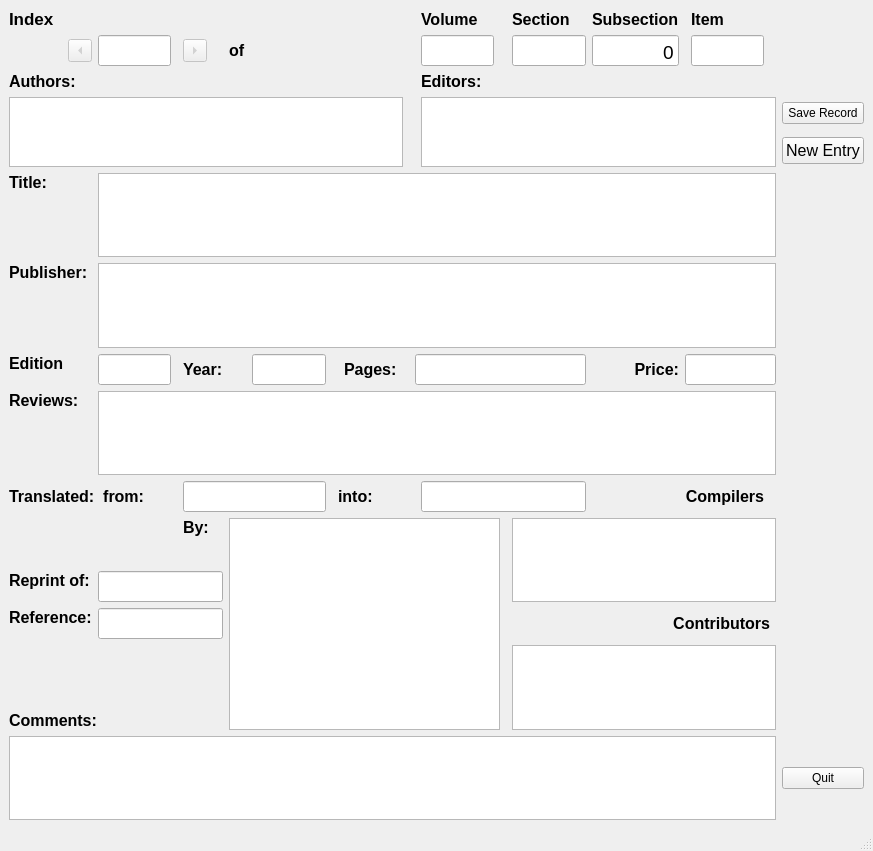
JimFowler/books, file Books20/Tools/src/ui_BookEntry.ui: the form before one commit.
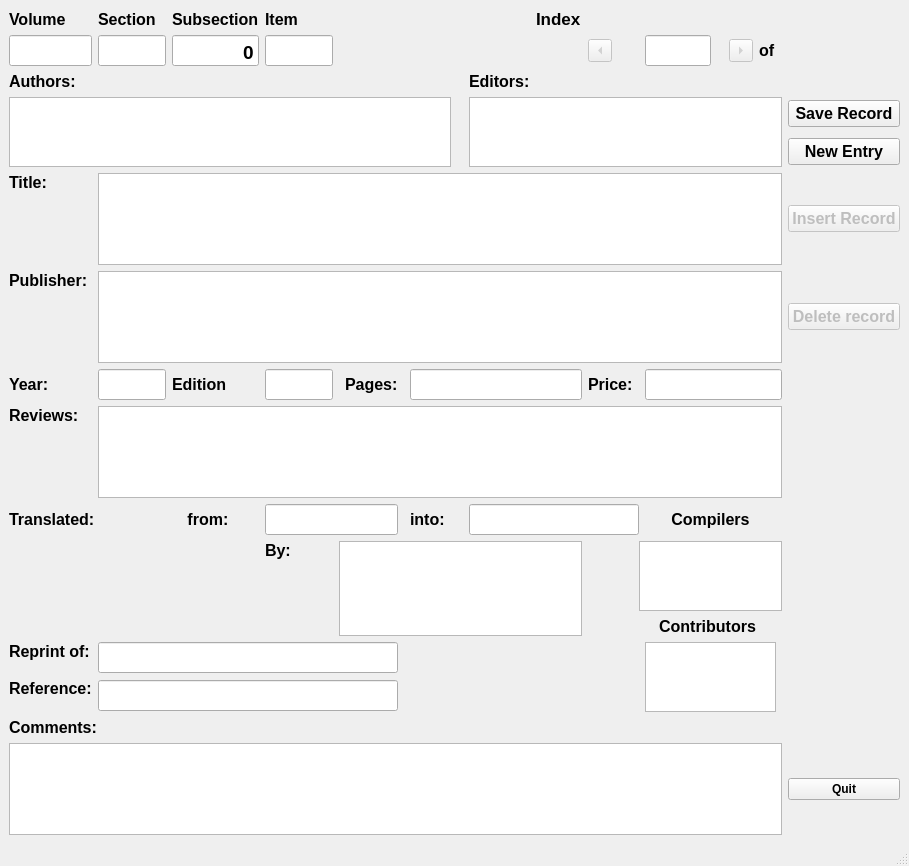
The form after the commit.

Commit message: Improvements to BookEntry display gui.

```diff
--- a/Books20/Tools/src/ui_BookEntry.ui
+++ b/Books20/Tools/src/ui_BookEntry.ui
@@ -6,16 +6,222 @@
    <rect>
     <x>0</x>
     <y>0</y>
-    <width>873</width>
-    <height>851</height>
+    <width>909</width>
+    <height>866</height>
    </rect>
   </property>
+  <property name="font">
+   <font>
+    <weight>75</weight>
+    <bold>true</bold>
+   </font>
+  </property>
   <property name="windowTitle">
    <string>document1 - BookEntry</string>
   </property>
   <widget class="QWidget" name="centralwidget">
    <layout class="QGridLayout" name="gridLayout">
-    <item row="8" column="1" colspan="20">
+    <item row="15" column="14">
+     <widget class="QLabel" name="priceLabel">
+      <property name="font">
+       <font>
+        <pointsize>12</pointsize>
+        <weight>75</weight>
+        <bold>true</bold>
+       </font>
+      </property>
+      <property name="text">
+       <string>Price:</string>
+      </property>
+      <property name="alignment">
+       <set>Qt::AlignLeading|Qt::AlignLeft|Qt::AlignVCenter</set>
+      </property>
+     </widget>
+    </item>
+    <item row="15" column="16" colspan="6">
+     <widget class="QLineEdit" name="priceEntry">
+      <property name="font">
+       <font>
+        <pointsize>14</pointsize>
+       </font>
+      </property>
+      <property name="toolTip">
+       <string>Cost at time of review</string>
+      </property>
+      <property name="alignment">
+       <set>Qt::AlignBottom|Qt::AlignLeading|Qt::AlignLeft</set>
+      </property>
+     </widget>
+    </item>
+    <item row="14" column="22">
+     <widget class="QPushButton" name="deleteButton">
+      <property name="enabled">
+       <bool>false</bool>
+      </property>
+      <property name="font">
+       <font>
+        <pointsize>12</pointsize>
+       </font>
+      </property>
+      <property name="focusPolicy">
+       <enum>Qt::ClickFocus</enum>
+      </property>
+      <property name="toolTip">
+       <string>Delete current record</string>
+      </property>
+      <property name="text">
+       <string>Delete record</string>
+      </property>
+     </widget>
+    </item>
+    <item row="5" column="12">
+     <widget class="QLabel" name="editorLabel">
+      <property name="font">
+       <font>
+        <pointsize>12</pointsize>
+        <weight>75</weight>
+        <bold>true</bold>
+       </font>
+      </property>
+      <property name="text">
+       <string>Editors:</string>
+      </property>
+      <property name="alignment">
+       <set>Qt::AlignLeading|Qt::AlignLeft|Qt::AlignTop</set>
+      </property>
+     </widget>
+    </item>
+    <item row="15" column="1">
+     <widget class="QLineEdit" name="yearEntry">
+      <property name="font">
+       <font>
+        <pointsize>14</pointsize>
+       </font>
+      </property>
+      <property name="toolTip">
+       <string>Year published</string>
+      </property>
+      <property name="alignment">
+       <set>Qt::AlignBottom|Qt::AlignLeading|Qt::AlignLeft</set>
+      </property>
+     </widget>
+    </item>
+    <item row="15" column="5">
+     <widget class="QLabel" name="pageLabel">
+      <property name="font">
+       <font>
+        <pointsize>12</pointsize>
+        <weight>75</weight>
+        <bold>true</bold>
+       </font>
+      </property>
+      <property name="text">
+       <string>Pages:</string>
+      </property>
+     </widget>
+    </item>
+    <item row="22" column="0">
+     <widget class="QLabel" name="referenceLabel">
+      <property name="font">
+       <font>
+        <pointsize>12</pointsize>
+        <weight>75</weight>
+        <bold>true</bold>
+       </font>
+      </property>
+      <property name="text">
+       <string>Reference:</string>
+      </property>
+      <property name="alignment">
+       <set>Qt::AlignLeading|Qt::AlignLeft|Qt::AlignTop</set>
+      </property>
+     </widget>
+    </item>
+    <item row="3" column="1">
+     <widget class="QLineEdit" name="secNum">
+      <property name="font">
+       <font>
+        <pointsize>14</pointsize>
+       </font>
+      </property>
+      <property name="toolTip">
+       <string>AJB Section number</string>
+      </property>
+      <property name="text">
+       <string/>
+      </property>
+      <property name="alignment">
+       <set>Qt::AlignBottom|Qt::AlignRight|Qt::AlignTrailing</set>
+      </property>
+     </widget>
+    </item>
+    <item row="2" column="0">
+     <widget class="QLabel" name="volLabel">
+      <property name="font">
+       <font>
+        <pointsize>12</pointsize>
+        <weight>75</weight>
+        <bold>true</bold>
+       </font>
+      </property>
+      <property name="text">
+       <string>Volume</string>
+      </property>
+     </widget>
+    </item>
+    <item row="18" column="4" rowspan="3" colspan="10">
+     <widget class="QTextEdit" name="translatorEntry">
+      <property name="font">
+       <font>
+        <pointsize>14</pointsize>
+       </font>
+      </property>
+      <property name="toolTip">
+       <string>Translator's names</string>
+      </property>
+      <property name="tabChangesFocus">
+       <bool>true</bool>
+      </property>
+     </widget>
+    </item>
+    <item row="3" column="16">
+     <widget class="QLineEdit" name="indexEntry">
+      <property name="font">
+       <font>
+        <pointsize>14</pointsize>
+        <weight>50</weight>
+        <bold>false</bold>
+       </font>
+      </property>
+      <property name="toolTip">
+       <string>Index number of the current entry</string>
+      </property>
+      <property name="maxLength">
+       <number>3</number>
+      </property>
+      <property name="alignment">
+       <set>Qt::AlignRight|Qt::AlignTrailing|Qt::AlignVCenter</set>
+      </property>
+     </widget>
+    </item>
+    <item row="15" column="2">
+     <widget class="QLabel" name="editionLabel">
+      <property name="font">
+       <font>
+        <pointsize>12</pointsize>
+        <weight>75</weight>
+        <bold>true</bold>
+       </font>
+      </property>
+      <property name="text">
+       <string>Edition</string>
+      </property>
+      <property name="alignment">
+       <set>Qt::AlignLeading|Qt::AlignLeft|Qt::AlignVCenter</set>
+      </property>
+     </widget>
+    </item>
+    <item row="9" column="1" colspan="21">
      <widget class="QTextEdit" name="titleEntry">
       <property name="font">
        <font>
@@ -45,21 +251,7 @@
       </property>
      </widget>
     </item>
-    <item row="0" column="12">
-     <widget class="QLabel" name="volLabel">
-      <property name="font">
-       <font>
-        <pointsize>12</pointsize>
-        <weight>75</weight>
-        <bold>true</bold>
-       </font>
-      </property>
-      <property name="text">
-       <string>Volume</string>
-      </property>
-     </widget>
-    </item>
-    <item row="15" column="15" colspan="5">
+    <item row="20" column="15" colspan="6">
      <widget class="QLabel" name="contribLabel">
       <property name="font">
        <font>
@@ -72,11 +264,11 @@
        <string>Contributors</string>
       </property>
       <property name="alignment">
-       <set>Qt::AlignRight|Qt::AlignTrailing|Qt::AlignVCenter</set>
+       <set>Qt::AlignCenter</set>
       </property>
      </widget>
     </item>
-    <item row="9" column="1" colspan="20">
+    <item row="14" column="1" colspan="21">
      <widget class="QTextEdit" name="publEntry">
       <property name="font">
        <font>
@@ -91,8 +283,13 @@
       </property>
      </widget>
     </item>
-    <item row="6" column="21">
+    <item row="6" column="22">
      <widget class="QPushButton" name="acceptButton">
+      <property name="font">
+       <font>
+        <pointsize>12</pointsize>
+       </font>
+      </property>
       <property name="focusPolicy">
        <enum>Qt::ClickFocus</enum>
       </property>
@@ -104,7 +301,7 @@
       </property>
      </widget>
     </item>
-    <item row="7" column="21">
+    <item row="7" column="22">
      <widget class="QPushButton" name="newEntryButton">
       <property name="font">
        <font>
@@ -122,7 +319,7 @@
       </property>
      </widget>
     </item>
-    <item row="9" column="0">
+    <item row="14" column="0">
      <widget class="QLabel" name="publLabel">
       <property name="font">
        <font>
@@ -139,7 +336,7 @@
       </property>
      </widget>
     </item>
-    <item row="16" column="0" colspan="2">
+    <item row="23" column="0" colspan="2">
      <widget class="QLabel" name="commentsLabel">
       <property name="font">
        <font>
@@ -156,39 +353,7 @@
       </property>
      </widget>
     </item>
-    <item row="16" column="15" colspan="6">
-     <widget class="QTextEdit" name="contribEntry">
-      <property name="font">
-       <font>
-        <pointsize>14</pointsize>
-       </font>
-      </property>
-      <property name="toolTip">
-       <string>Contributor's names, one per line</string>
-      </property>
-      <property name="tabChangesFocus">
-       <bool>true</bool>
-      </property>
-     </widget>
-    </item>
-    <item row="0" column="0">
-     <widget class="QLabel" name="indexLabel">
-      <property name="font">
-       <font>
-        <pointsize>13</pointsize>
-        <weight>75</weight>
-        <bold>true</bold>
-       </font>
-      </property>
-      <property name="toolTip">
-       <string>Index number with in the file</string>
-      </property>
-      <property name="text">
-       <string>Index</string>
-      </property>
-     </widget>
-    </item>
-    <item row="11" column="1" colspan="20">
+    <item row="16" column="1" colspan="21">
      <widget class="QTextEdit" name="reviewsEntry">
       <property name="font">
        <font>
@@ -203,7 +368,7 @@
       </property>
      </widget>
     </item>
-    <item row="11" column="0">
+    <item row="16" column="0">
      <widget class="QLabel" name="reviewsLabel">
       <property name="font">
        <font>
@@ -220,25 +385,7 @@
       </property>
      </widget>
     </item>
-    <item row="1" column="15">
-     <widget class="QLineEdit" name="secNum">
-      <property name="font">
-       <font>
-        <pointsize>14</pointsize>
-       </font>
-      </property>
-      <property name="toolTip">
-       <string>AJB Section number</string>
-      </property>
-      <property name="text">
-       <string/>
-      </property>
-      <property name="alignment">
-       <set>Qt::AlignBottom|Qt::AlignRight|Qt::AlignTrailing</set>
-      </property>
-     </widget>
-    </item>
-    <item row="13" column="15" rowspan="2" colspan="6">
+    <item row="18" column="15" rowspan="2" colspan="7">
      <widget class="QTextEdit" name="compilersEntry">
       <property name="font">
        <font>
@@ -253,7 +400,7 @@
       </property>
      </widget>
     </item>
-    <item row="17" column="0" colspan="21">
+    <item row="25" column="0" colspan="22">
      <widget class="QTextEdit" name="commentsEntry">
       <property name="font">
        <font>
@@ -268,7 +415,7 @@
       </property>
      </widget>
     </item>
-    <item row="17" column="21">
+    <item row="25" column="22">
      <widget class="QPushButton" name="quitButton">
       <property name="focusPolicy">
        <enum>Qt::ClickFocus</enum>
@@ -281,49 +428,7 @@
       </property>
      </widget>
     </item>
-    <item row="0" column="15">
-     <widget class="QLabel" name="secLabel">
-      <property name="font">
-       <font>
-        <pointsize>12</pointsize>
-        <weight>75</weight>
-        <bold>true</bold>
-       </font>
-      </property>
-      <property name="text">
-       <string>Section</string>
-      </property>
-     </widget>
-    </item>
-    <item row="0" column="16">
-     <widget class="QLabel" name="subSecLabel">
-      <property name="font">
-       <font>
-        <pointsize>12</pointsize>
-        <weight>75</weight>
-        <bold>true</bold>
-       </font>
-      </property>
-      <property name="text">
-       <string>Subsection</string>
-      </property>
-     </widget>
-    </item>
-    <item row="0" column="18">
-     <widget class="QLabel" name="itemLabel">
-      <property name="font">
-       <font>
-        <pointsize>12</pointsize>
-        <weight>75</weight>
-        <bold>true</bold>
-       </font>
-      </property>
-      <property name="text">
-       <string>Item</string>
-      </property>
-     </widget>
-    </item>
-    <item row="12" column="7" colspan="2">
+    <item row="17" column="7" colspan="2">
      <widget class="QLabel" name="intoLabel">
       <property name="font">
        <font>
@@ -354,7 +459,7 @@
       </property>
      </widget>
     </item>
-    <item row="6" column="12" rowspan="2" colspan="9">
+    <item row="6" column="12" rowspan="2" colspan="10">
      <widget class="QTextEdit" name="editorEntry">
       <property name="font">
        <font>
@@ -369,113 +474,7 @@
       </property>
      </widget>
     </item>
-    <item row="5" column="12">
-     <widget class="QLabel" name="editorLabel">
-      <property name="font">
-       <font>
-        <pointsize>12</pointsize>
-        <weight>75</weight>
-        <bold>true</bold>
-       </font>
-      </property>
-      <property name="text">
-       <string>Editors:</string>
-      </property>
-      <property name="alignment">
-       <set>Qt::AlignLeading|Qt::AlignLeft|Qt::AlignTop</set>
-      </property>
-     </widget>
-    </item>
-    <item row="13" column="3">
-     <widget class="QLabel" name="translatebyLabel">
-      <property name="font">
-       <font>
-        <pointsize>12</pointsize>
-        <weight>75</weight>
-        <bold>true</bold>
-       </font>
-      </property>
-      <property name="text">
-       <string>By:</string>
-      </property>
-      <property name="alignment">
-       <set>Qt::AlignLeading|Qt::AlignLeft|Qt::AlignTop</set>
-      </property>
-     </widget>
-    </item>
-    <item row="13" column="4" rowspan="4" colspan="10">
-     <widget class="QTextEdit" name="translatorEntry">
-      <property name="font">
-       <font>
-        <pointsize>14</pointsize>
-       </font>
-      </property>
-      <property name="toolTip">
-       <string>Translator's names</string>
-      </property>
-      <property name="tabChangesFocus">
-       <bool>true</bool>
-      </property>
-     </widget>
-    </item>
-    <item row="1" column="12">
-     <widget class="QLineEdit" name="volNum">
-      <property name="font">
-       <font>
-        <pointsize>14</pointsize>
-       </font>
-      </property>
-      <property name="toolTip">
-       <string>AJB Volume number</string>
-      </property>
-      <property name="alignment">
-       <set>Qt::AlignBottom|Qt::AlignRight|Qt::AlignTrailing</set>
-      </property>
-      <property name="readOnly">
-       <bool>false</bool>
-      </property>
-      <property name="placeholderText">
-       <string/>
-      </property>
-     </widget>
-    </item>
-    <item row="1" column="16">
-     <widget class="QLineEdit" name="subSecNum">
-      <property name="font">
-       <font>
-        <pointsize>14</pointsize>
-       </font>
-      </property>
-      <property name="toolTip">
-       <string>AJB subsection number if applicable</string>
-      </property>
-      <property name="text">
-       <string>0</string>
-      </property>
-      <property name="alignment">
-       <set>Qt::AlignBottom|Qt::AlignRight|Qt::AlignTrailing</set>
-      </property>
-     </widget>
-    </item>
-    <item row="1" column="18">
-     <widget class="QLineEdit" name="itemNum">
-      <property name="font">
-       <font>
-        <pointsize>14</pointsize>
-       </font>
-      </property>
-      <property name="toolTip">
-       <string>AJB item number in the section</string>
-      </property>
-      <property name="text">
-       <string/>
-      </property>
-      <property name="alignment">
-       <set>Qt::AlignBottom|Qt::AlignRight|Qt::AlignTrailing</set>
-      </property>
-     </widget>
-    </item>
-    <item row="8" column="0">
+    <item row="9" column="0">
      <widget class="QLabel" name="titleLabel">
       <property name="font">
        <font>
@@ -492,8 +491,8 @@
       </property>
      </widget>
     </item>
-    <item row="10" column="8">
-     <widget class="QLabel" name="pageLabel">
+    <item row="17" column="0" colspan="3">
+     <widget class="QLabel" name="translateLabel">
       <property name="font">
        <font>
         <pointsize>12</pointsize>
@@ -501,27 +500,27 @@
         <bold>true</bold>
        </font>
       </property>
+      <property name="midLineWidth">
+       <number>2</number>
+      </property>
       <property name="text">
-       <string>Pages:</string>
+       <string>Translated:                     from:</string>
       </property>
      </widget>
     </item>
-    <item row="10" column="5">
-     <widget class="QLineEdit" name="yearEntry">
+    <item row="17" column="12" colspan="4">
+     <widget class="QLineEdit" name="tolangEntry">
       <property name="font">
        <font>
         <pointsize>14</pointsize>
        </font>
       </property>
       <property name="toolTip">
-       <string>Year published</string>
-      </property>
-      <property name="alignment">
-       <set>Qt::AlignBottom|Qt::AlignLeading|Qt::AlignLeft</set>
+       <string>The language of this work.</string>
       </property>
      </widget>
     </item>
-    <item row="10" column="1">
+    <item row="15" column="3">
      <widget class="QLineEdit" name="editionEntry">
       <property name="font">
        <font>
@@ -533,8 +532,8 @@
       </property>
      </widget>
     </item>
-    <item row="10" column="0">
-     <widget class="QLabel" name="editionLabel">
+    <item row="17" column="16" colspan="5">
+     <widget class="QLabel" name="compilersLabel">
       <property name="font">
        <font>
         <pointsize>12</pointsize>
@@ -543,14 +542,70 @@
        </font>
       </property>
       <property name="text">
-       <string>Edition</string>
+       <string>Compilers</string>
       </property>
       <property name="alignment">
-       <set>Qt::AlignLeading|Qt::AlignLeft|Qt::AlignTop</set>
+       <set>Qt::AlignCenter</set>
       </property>
      </widget>
     </item>
-    <item row="10" column="3">
+    <item row="21" column="1" colspan="5">
+     <widget class="QLineEdit" name="reprintEntry">
+      <property name="font">
+       <font>
+        <pointsize>14</pointsize>
+       </font>
+      </property>
+     </widget>
+    </item>
+    <item row="21" column="16" rowspan="2" colspan="5">
+     <widget class="QTextEdit" name="contribEntry">
+      <property name="font">
+       <font>
+        <pointsize>14</pointsize>
+       </font>
+      </property>
+      <property name="toolTip">
+       <string>Contributor's names, one per line</string>
+      </property>
+      <property name="tabChangesFocus">
+       <bool>true</bool>
+      </property>
+     </widget>
+    </item>
+    <item row="15" column="7" colspan="7">
+     <widget class="QLineEdit" name="pageEntry">
+      <property name="font">
+       <font>
+        <pointsize>14</pointsize>
+       </font>
+      </property>
+      <property name="toolTip">
+       <string>Page count</string>
+      </property>
+      <property name="alignment">
+       <set>Qt::AlignBottom|Qt::AlignLeading|Qt::AlignLeft</set>
+      </property>
+     </widget>
+    </item>
+    <item row="2" column="13">
+     <widget class="QLabel" name="indexLabel">
+      <property name="font">
+       <font>
+        <pointsize>13</pointsize>
+        <weight>75</weight>
+        <bold>true</bold>
+       </font>
+      </property>
+      <property name="toolTip">
+       <string>Index number with in the file</string>
+      </property>
+      <property name="text">
+       <string>Index</string>
+      </property>
+     </widget>
+    </item>
+    <item row="15" column="0">
      <widget class="QLabel" name="yearLabel">
       <property name="font">
        <font>
@@ -567,7 +622,159 @@
       </property>
      </widget>
     </item>
-    <item row="14" column="0">
+    <item row="3" column="0">
+     <widget class="QLineEdit" name="volNum">
+      <property name="font">
+       <font>
+        <pointsize>14</pointsize>
+       </font>
+      </property>
+      <property name="toolTip">
+       <string>AJB Volume number</string>
+      </property>
+      <property name="alignment">
+       <set>Qt::AlignBottom|Qt::AlignRight|Qt::AlignTrailing</set>
+      </property>
+      <property name="readOnly">
+       <bool>false</bool>
+      </property>
+      <property name="placeholderText">
+       <string/>
+      </property>
+     </widget>
+    </item>
+    <item row="3" column="20">
+     <widget class="QLabel" name="ofnumLabel">
+      <property name="font">
+       <font>
+        <pointsize>12</pointsize>
+        <weight>75</weight>
+        <bold>true</bold>
+       </font>
+      </property>
+      <property name="text">
+       <string>of</string>
+      </property>
+     </widget>
+    </item>
+    <item row="2" column="1">
+     <widget class="QLabel" name="secLabel">
+      <property name="font">
+       <font>
+        <pointsize>12</pointsize>
+        <weight>75</weight>
+        <bold>true</bold>
+       </font>
+      </property>
+      <property name="text">
+       <string>Section</string>
+      </property>
+     </widget>
+    </item>
+    <item row="18" column="3">
+     <widget class="QLabel" name="translatebyLabel">
+      <property name="font">
+       <font>
+        <pointsize>12</pointsize>
+        <weight>75</weight>
+        <bold>true</bold>
+       </font>
+      </property>
+      <property name="text">
+       <string>By:</string>
+      </property>
+      <property name="alignment">
+       <set>Qt::AlignLeading|Qt::AlignLeft|Qt::AlignTop</set>
+      </property>
+     </widget>
+    </item>
+    <item row="3" column="14">
+     <widget class="QToolButton" name="prevButton">
+      <property name="enabled">
+       <bool>false</bool>
+      </property>
+      <property name="font">
+       <font>
+        <pointsize>12</pointsize>
+       </font>
+      </property>
+      <property name="focusPolicy">
+       <enum>Qt::ClickFocus</enum>
+      </property>
+      <property name="toolTip">
+       <string>Previous record</string>
+      </property>
+      <property name="text">
+       <string>...</string>
+      </property>
+      <property name="shortcut">
+       <string>Ctrl+B</string>
+      </property>
+      <property name="arrowType">
+       <enum>Qt::LeftArrow</enum>
+      </property>
+     </widget>
+    </item>
+    <item row="3" column="19">
+     <widget class="QToolButton" name="nextButton">
+      <property name="enabled">
+       <bool>false</bool>
+      </property>
+      <property name="font">
+       <font>
+        <pointsize>12</pointsize>
+        <weight>75</weight>
+        <bold>true</bold>
+       </font>
+      </property>
+      <property name="focusPolicy">
+       <enum>Qt::ClickFocus</enum>
+      </property>
+      <property name="toolTip">
+       <string>Next record</string>
+      </property>
+      <property name="text">
+       <string>...</string>
+      </property>
+      <property name="shortcut">
+       <string>Ctrl+F</string>
+      </property>
+      <property name="arrowType">
+       <enum>Qt::RightArrow</enum>
+      </property>
+     </widget>
+    </item>
+    <item row="9" column="22">
+     <widget class="QPushButton" name="insertButton">
+      <property name="enabled">
+       <bool>false</bool>
+      </property>
+      <property name="font">
+       <font>
+        <pointsize>12</pointsize>
+       </font>
+      </property>
+      <property name="focusPolicy">
+       <enum>Qt::ClickFocus</enum>
+      </property>
+      <property name="toolTip">
+       <string>Insert current record</string>
+      </property>
+      <property name="text">
+       <string>Insert Record</string>
+      </property>
+     </widget>
+    </item>
+    <item row="22" column="1" colspan="5">
+     <widget class="QLineEdit" name="referenceEntry">
+      <property name="font">
+       <font>
+        <pointsize>14</pointsize>
+       </font>
+      </property>
+     </widget>
+    </item>
+    <item row="21" column="0">
      <widget class="QLabel" name="reprintLabel">
       <property name="font">
        <font>
@@ -590,178 +797,7 @@
       </property>
      </widget>
     </item>
-    <item row="15" column="1" colspan="3">
-     <widget class="QLineEdit" name="referenceEntry">
-      <property name="font">
-       <font>
-        <pointsize>14</pointsize>
-       </font>
-      </property>
-     </widget>
-    </item>
-    <item row="15" column="0">
-     <widget class="QLabel" name="referenceLabel">
-      <property name="font">
-       <font>
-        <pointsize>12</pointsize>
-        <weight>75</weight>
-        <bold>true</bold>
-       </font>
-      </property>
-      <property name="text">
-       <string>Reference:</string>
-      </property>
-      <property name="alignment">
-       <set>Qt::AlignLeading|Qt::AlignLeft|Qt::AlignTop</set>
-      </property>
-     </widget>
-    </item>
-    <item row="14" column="1" colspan="3">
-     <widget class="QLineEdit" name="reprintEntry">
-      <property name="font">
-       <font>
-        <pointsize>14</pointsize>
-       </font>
-      </property>
-     </widget>
-    </item>
-    <item row="1" column="3">
-     <widget class="QToolButton" name="nextButton">
-      <property name="enabled">
-       <bool>false</bool>
-      </property>
-      <property name="focusPolicy">
-       <enum>Qt::ClickFocus</enum>
-      </property>
-      <property name="toolTip">
-       <string>Next record</string>
-      </property>
-      <property name="text">
-       <string>...</string>
-      </property>
-      <property name="arrowType">
-       <enum>Qt::RightArrow</enum>
-      </property>
-     </widget>
-    </item>
-    <item row="1" column="0" alignment="Qt::AlignRight">
-     <widget class="QToolButton" name="prevButton">
-      <property name="enabled">
-       <bool>false</bool>
-      </property>
-      <property name="focusPolicy">
-       <enum>Qt::ClickFocus</enum>
-      </property>
-      <property name="toolTip">
-       <string>Previous record</string>
-      </property>
-      <property name="text">
-       <string>...</string>
-      </property>
-      <property name="arrowType">
-       <enum>Qt::LeftArrow</enum>
-      </property>
-     </widget>
-    </item>
-    <item row="1" column="1">
-     <widget class="QLineEdit" name="indexEntry">
-      <property name="font">
-       <font>
-        <pointsize>14</pointsize>
-        <weight>50</weight>
-        <bold>false</bold>
-       </font>
-      </property>
-      <property name="toolTip">
-       <string>Index number of the current entry</string>
-      </property>
-      <property name="maxLength">
-       <number>3</number>
-      </property>
-      <property name="alignment">
-       <set>Qt::AlignRight|Qt::AlignTrailing|Qt::AlignVCenter</set>
-      </property>
-     </widget>
-    </item>
-    <item row="1" column="4">
-     <widget class="QLabel" name="ofnumLabel">
-      <property name="font">
-       <font>
-        <pointsize>12</pointsize>
-        <weight>75</weight>
-        <bold>true</bold>
-       </font>
-      </property>
-      <property name="text">
-       <string>of</string>
-      </property>
-     </widget>
-    </item>
-    <item row="10" column="17" colspan="4">
-     <widget class="QLineEdit" name="priceEntry">
-      <property name="font">
-       <font>
-        <pointsize>14</pointsize>
-       </font>
-      </property>
-      <property name="toolTip">
-       <string>Cost at time of review</string>
-      </property>
-      <property name="alignment">
-       <set>Qt::AlignBottom|Qt::AlignLeading|Qt::AlignLeft</set>
-      </property>
-     </widget>
-    </item>
-    <item row="10" column="16">
-     <widget class="QLabel" name="priceLabel">
-      <property name="font">
-       <font>
-        <pointsize>12</pointsize>
-        <weight>75</weight>
-        <bold>true</bold>
-       </font>
-      </property>
-      <property name="text">
-       <string>Price:</string>
-      </property>
-      <property name="alignment">
-       <set>Qt::AlignRight|Qt::AlignTrailing|Qt::AlignVCenter</set>
-      </property>
-     </widget>
-    </item>
-    <item row="10" column="11" colspan="5">
-     <widget class="QLineEdit" name="pageEntry">
-      <property name="font">
-       <font>
-        <pointsize>14</pointsize>
-       </font>
-      </property>
-      <property name="toolTip">
-       <string>Page count</string>
-      </property>
-      <property name="alignment">
-       <set>Qt::AlignBottom|Qt::AlignLeading|Qt::AlignLeft</set>
-      </property>
-     </widget>
-    </item>
-    <item row="12" column="0" colspan="3">
-     <widget class="QLabel" name="translateLabel">
-      <property name="font">
-       <font>
-        <pointsize>12</pointsize>
-        <weight>75</weight>
-        <bold>true</bold>
-       </font>
-      </property>
-      <property name="midLineWidth">
-       <number>2</number>
-      </property>
-      <property name="text">
-       <string>Translated:  from:</string>
-      </property>
-     </widget>
-    </item>
-    <item row="12" column="3" colspan="3">
+    <item row="17" column="3" colspan="3">
      <widget class="QLineEdit" name="fromlangEntry">
       <property name="font">
        <font>
@@ -773,32 +809,67 @@
       </property>
      </widget>
     </item>
-    <item row="12" column="16" colspan="3">
-     <widget class="QLabel" name="compilersLabel">
+    <item row="3" column="2">
+     <widget class="QLineEdit" name="subSecNum">
       <property name="font">
        <font>
+        <pointsize>14</pointsize>
+       </font>
+      </property>
+      <property name="toolTip">
+       <string>AJB subsection number if applicable</string>
+      </property>
+      <property name="text">
+       <string>0</string>
+      </property>
+      <property name="alignment">
+       <set>Qt::AlignBottom|Qt::AlignRight|Qt::AlignTrailing</set>
+      </property>
+     </widget>
+    </item>
+    <item row="2" column="2">
+     <widget class="QLabel" name="subSecLabel">
+      <property name="font">
+       <font>
         <pointsize>12</pointsize>
         <weight>75</weight>
         <bold>true</bold>
        </font>
       </property>
       <property name="text">
-       <string>Compilers</string>
+       <string>Subsection</string>
       </property>
-      <property name="alignment">
-       <set>Qt::AlignRight|Qt::AlignTrailing|Qt::AlignVCenter</set>
-      </property>
      </widget>
     </item>
-    <item row="12" column="12" colspan="4">
-     <widget class="QLineEdit" name="tolangEntry">
+    <item row="3" column="3">
+     <widget class="QLineEdit" name="itemNum">
       <property name="font">
        <font>
         <pointsize>14</pointsize>
        </font>
       </property>
       <property name="toolTip">
-       <string>The language of this work.</string>
+       <string>AJB item number in the section</string>
+      </property>
+      <property name="text">
+       <string/>
+      </property>
+      <property name="alignment">
+       <set>Qt::AlignBottom|Qt::AlignRight|Qt::AlignTrailing</set>
+      </property>
+     </widget>
+    </item>
+    <item row="2" column="3">
+     <widget class="QLabel" name="itemLabel">
+      <property name="font">
+       <font>
+        <pointsize>12</pointsize>
+        <weight>75</weight>
+        <bold>true</bold>
+       </font>
+      </property>
+      <property name="text">
+       <string>Item</string>
       </property>
      </widget>
     </item>
```
Left out of the diff: 7 changed lines with no effect on the pictures. The commit also changes 2 other files.
